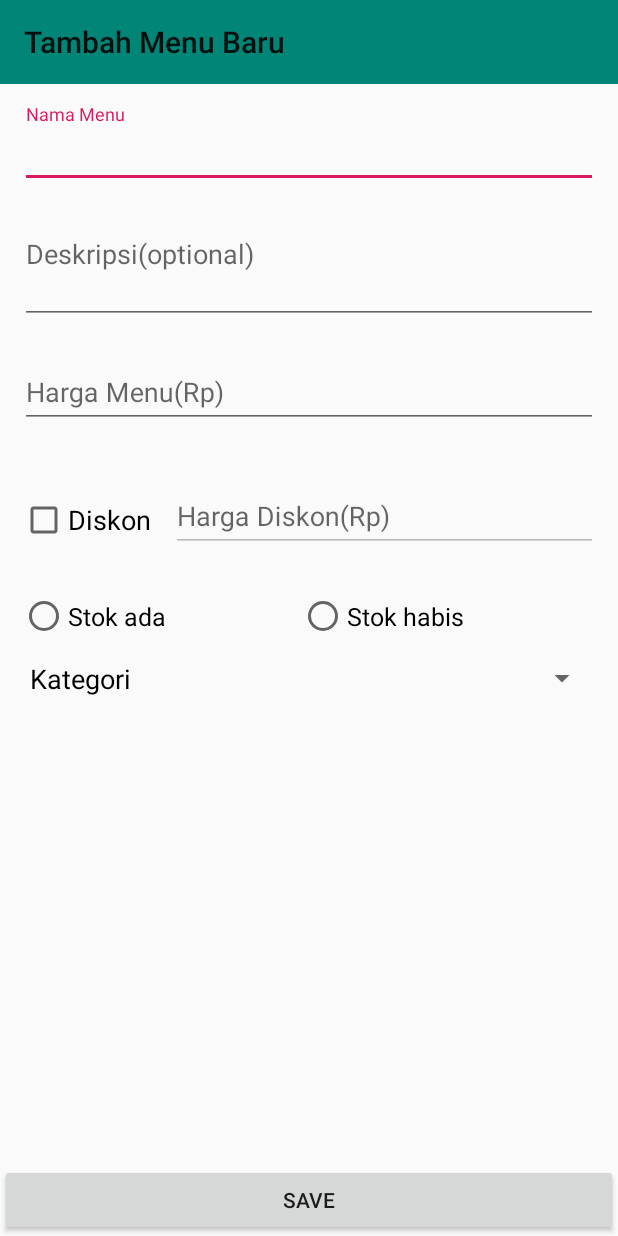
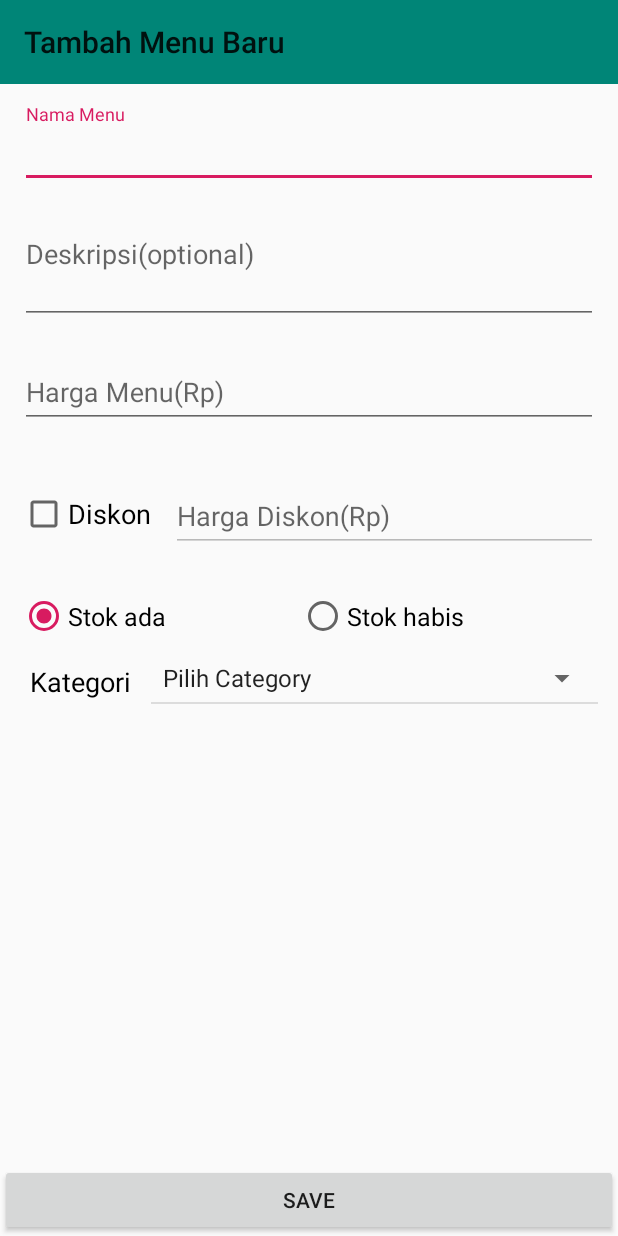
Before and after one commit to boytegar/MoocowApps, an Android app: the AddMenuActivity screen opened directly, with no data from a screen before it, on a phone screen of 412 x 824 dp. Run offline under Robolectric (Android 15) with nearby library versions, the phone set to English and light mode, and no system bars; our stand-ins replace Room's generated code, sdp/ssp sizes.

Commit message:
insert category

```diff
--- a/app/src/main/java/id/boytegar/moocow/AddMenuActivity.kt
+++ b/app/src/main/java/id/boytegar/moocow/AddMenuActivity.kt
@@ -2,15 +2,59 @@ package id.boytegar.moocow
 
 import androidx.appcompat.app.AppCompatActivity
 import android.os.Bundle
+import androidx.lifecycle.Observer
+import androidx.lifecycle.ViewModelProviders
+import id.boytegar.moocow.db.entity.Category
+import id.boytegar.moocow.viewmodel.MenuItemViewModel
 import kotlinx.android.synthetic.main.activity_add_menu.*
+import android.widget.ArrayAdapter
+import android.widget.AdapterView
+import androidx.core.app.ComponentActivity.ExtraData
+import androidx.core.content.ContextCompat.getSystemService
+import android.icu.lang.UCharacter.GraphemeClusterBreak.T
+import android.view.View
+import org.jetbrains.anko.toast
+
 
 class AddMenuActivity : AppCompatActivity() {
+
+    lateinit var menuItemViewModel: MenuItemViewModel
+    lateinit var list_category: List<Category>
 
     override fun onCreate(savedInstanceState: Bundle?) {
         super.onCreate(savedInstanceState)
         setContentView(R.layout.activity_add_menu)
         setSupportActionBar(toolbar)
         title = "Tambah Menu Baru"
+        menuItemViewModel = ViewModelProviders.of(this).get(MenuItemViewModel::class.java)
 
+        menuItemViewModel.getListCategory().observe(this, Observer {
+            list_category = it
+            showCategory(it)
+        })
+        radio_ada.isChecked = true
+    }
+
+    fun showCategory(it: List<Category>) {
+        val list = ArrayList<String>()
+        list.add("Pilih Category")
+        for (i in it.indices){
+            list.add(it[i].name)
+        }
+        list.add("Tambah Category")
+
+        val areasAdapter =
+            ArrayAdapter<String>(this, android.R.layout.simple_spinner_item, list)
+        areasAdapter.setDropDownViewResource(android.R.layout.simple_spinner_dropdown_item)
+        spinner.setAdapter(areasAdapter)
+        spinner.onItemSelectedListener = object : AdapterView.OnItemSelectedListener {
+            override fun onItemSelected(parent: AdapterView<*>, view: View, position: Int, id: Long) {
+                if(list[position] == "Tambah Category"){
+                    toast("Tambah Category")
+                }
+            }
+
+            override fun onNothingSelected(parent: AdapterView<*>) {}
+        }
     }
 }
--- a/app/src/main/java/id/boytegar/moocow/repo/CategoryRepository.kt
+++ b/app/src/main/java/id/boytegar/moocow/repo/CategoryRepository.kt
@@ -12,11 +12,6 @@ class CategoryRepository(application: Application) {
     private val categoryDao = db.DaoCategory()
     lateinit var list: LiveData<List<Category>>
 
-    init {
-        Async {
-            list = categoryDao.getListCategory()
-        }
-    }
 
     fun insert(category: Category) {
         Async {
@@ -50,6 +45,7 @@ class CategoryRepository(application: Application) {
 //    }
 
     fun getAllCategory(): LiveData<List<Category>> {
+        list = categoryDao.getListCategory()
         return list
     }
 
--- a/app/src/main/java/id/boytegar/moocow/ui/SettingFragment.kt
+++ b/app/src/main/java/id/boytegar/moocow/ui/SettingFragment.kt
@@ -11,7 +11,7 @@ import android.view.ViewGroup
 import id.boytegar.moocow.R
 import kotlinx.android.synthetic.main.fragment_setting.view.*
 import id.boytegar.moocow.AddPrinterActivity
-
+import id.boytegar.moocow.AddMenuActivity
 /**
  * A simple [Fragment] subclass.
  */
@@ -27,6 +27,10 @@ class SettingFragment : Fragment() {
             val intent = Intent(activity!!, AddPrinterActivity::class.java)
             startActivity(intent)
         }
+        v.btn_menu.setOnClickListener {
+            val intent = Intent(activity!!, AddMenuActivity::class.java)
+            startActivity(intent)
+        }
         return v
     }
 
--- a/app/src/main/res/layout/activity_add_menu.xml
+++ b/app/src/main/res/layout/activity_add_menu.xml
@@ -65,7 +65,7 @@
                 android:layout_height="match_parent"
                 android:layout_marginBottom="@dimen/_10sdp"
                 android:hint="Harga Menu(Rp)"
-                android:inputType="text" />
+                android:inputType="number" />
         </com.google.android.material.textfield.TextInputLayout>
 
         <LinearLayout
@@ -81,6 +81,7 @@
                 android:layout_height="wrap_content"
                 android:layout_marginRight="@dimen/_10sdp"
                 android:text="Diskon"
+                android:layout_marginBottom="@dimen/_3sdp"
                 android:textSize="@dimen/_14ssp" />
 
             <com.google.android.material.textfield.TextInputLayout
@@ -94,7 +95,7 @@
                     android:layout_marginBottom="@dimen/_10sdp"
                     android:hint="Harga Diskon(Rp)"
                     android:enabled="false"
-                    android:inputType="text" />
+                    android:inputType="number" />
             </com.google.android.material.textfield.TextInputLayout>
         </LinearLayout>
 
@@ -139,12 +140,24 @@
                 android:layout_marginRight="@dimen/_10sdp"
                 android:textColor="#000000"
                 android:textSize="@dimen/_14ssp" />
+<LinearLayout
+    android:orientation="vertical"
+    android:layout_weight="1"
+    android:layout_width="match_parent"
+    android:layout_height="wrap_content">
+    <Spinner
+        android:id="@+id/spinner"
+        android:layout_width="match_parent"
+        android:layout_height="wrap_content"
+        android:layout_marginBottom="@dimen/_3sdp"
+         />
+    <View
+        android:id="@+id/divider"
+        android:layout_width="match_parent"
+        android:layout_height="@dimen/_1sdp"
+        android:background="?android:attr/listDivider" />
+</LinearLayout>
 
-            <Spinner
-                android:id="@+id/spinner"
-                android:layout_width="match_parent"
-                android:layout_height="wrap_content"
-                android:layout_weight="1" />
         </LinearLayout>
     </LinearLayout>
 
```
